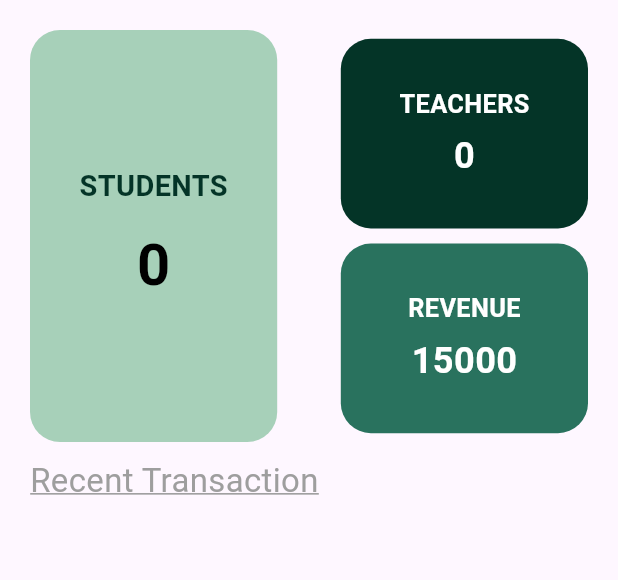
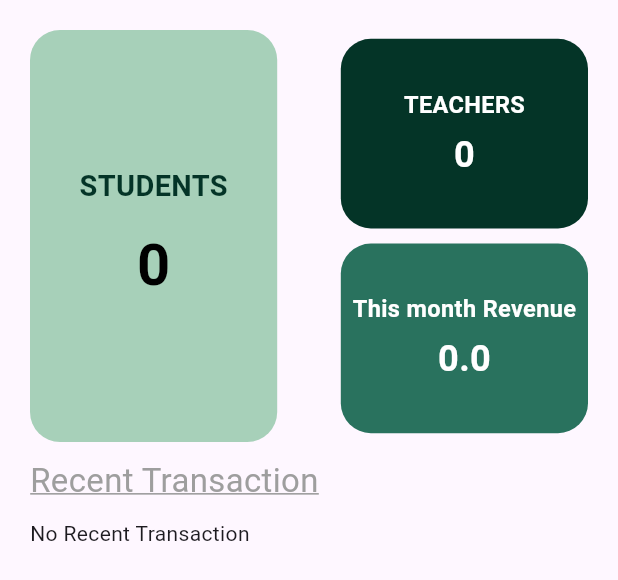
Before and after one commit to BijoyRaju/edulink, a Flutter app: the AdminOverview widget shown alone on an empty page, opened directly, on a phone screen of 412 x 824 dp. Shown: the top 580 px of the screen. Run offline on Flutter 3.47's test engine with Material 3 defaults, Android fonts, the phone set to English and light mode, and no system bars; our stand-ins replace cloud_firestore, firebase_auth, firebase_core, fl_chart, flutter_screenutil, shared_preferences and 1 more; missing offline and left inert: razorpay_flutter, stream_chat_flutter; accounts and stored records are empty.

Commit message:
Added Payment module

```diff
--- a/lib/controller/fee_controller.dart
+++ b/lib/controller/fee_controller.dart
@@ -6,9 +6,11 @@ class FeeController extends ChangeNotifier{
   final FeeService _feeService = FeeService();
   List<FeeModel> studentFees = [];
   List<FeeModel> pendingFees = [];
+  List<FeeModel> recentTransactions = [];
   bool isLoading = false;
   String errorMessage = "";
   FeeModel? selectedFee;
+  double monthlyRevenue = 0;
 
   // Fetch Fees for student
   Future<void> fetchFees(String studentId)async{
@@ -188,4 +190,28 @@ Future<void> fetchFeesForStudents(List<String> studentIds) async {
     }
   }
 
+  // Fetch This month revenue
+  Future<void> fetchThisMonthRevenue() async {
+  isLoading = true;
+  notifyListeners();
+  try {
+    monthlyRevenue = await _feeService.getThisMonthRevenue();
+  } catch (e) {
+    errorMessage = e.toString();
+  } finally {
+    isLoading = false;
+    notifyListeners();
+  }
 }
+
+// Fetch Recent Transaction
+  Future<void> loadRecentTransactions() async {
+    try{
+      recentTransactions = await _feeService.fetchRecentTransactions();
+      notifyListeners();
+    }catch(e){
+      errorMessage = e.toString();
+    }
+  }
+
+}
--- a/lib/services/fee_service.dart
+++ b/lib/services/fee_service.dart
@@ -1,5 +1,4 @@
 import 'dart:developer';
-
 import 'package:cloud_firestore/cloud_firestore.dart';
 import 'package:edu_link/model/fee_model.dart';
 
@@ -91,7 +90,49 @@ class FeeService {
   }
 }
 
+// Revenue this Month
+  Future<double> getThisMonthRevenue() async {
+    try {
+      final now = DateTime.now();
+      final startOfMonth = DateTime(now.year, now.month, 1);
+      final startOfNextMonth = DateTime(now.year, now.month + 1, 1);
 
+      final query = await _firestore
+            .collection(_collection)
+            .where("status", isEqualTo: "Paid")
+            .where("paid_on", isGreaterThanOrEqualTo: Timestamp.fromDate(startOfMonth))
+            .where("paid_on", isLessThan: Timestamp.fromDate(startOfNextMonth))
+            .get();
 
+      final paidDocs = query.docs.where((doc) => doc["status"] == "Paid");
+
+      double total = 0;
+      for (var doc in paidDocs) {
+        final data = doc.data();
+        total += (data["amount"] as num).toDouble();
+      }
+
+      return total;
+    } catch (e) {
+      log("Error Fetching Monthly revenue: $e");
+      throw Exception("Error fetching monthly revenue: $e");
+    }
+  }
+
+  // Recent Transaction
+  Future<List<FeeModel>> fetchRecentTransactions() async {
+    try {
+      final snapshot = await _firestore
+          .collection(_collection)
+          .where("status", isEqualTo: "Paid")
+          .orderBy("paid_on", descending: true)
+          .limit(5)
+          .get();
+
+      return snapshot.docs.map((doc) => FeeModel.fromMap(doc.data())).toList();
+    } catch (e) {
+      throw Exception("Error fetching recent transactions: $e");
+    }
+  }
 
 }
--- a/lib/view/home/admin_tabs/admin_overview.dart
+++ b/lib/view/home/admin_tabs/admin_overview.dart
@@ -21,9 +21,10 @@ class _AdminOverviewState extends State<AdminOverview> {
 
     Future.microtask(() async {
       final studentController = Provider.of<StudentController>(context, listen: false);
+      final now = DateTime.now();
       final feeController = Provider.of<FeeController>(context, listen: false);
-      final now = DateTime.now();
-
+      feeController.fetchThisMonthRevenue();
+      feeController.loadRecentTransactions();
       for (var student in studentController.students) {
         await feeController.ensureMonthlyFee(student.studentId, now.year, now.month);
       }
@@ -34,9 +35,21 @@ class _AdminOverviewState extends State<AdminOverview> {
   Widget build(BuildContext context) {
     final teacherController = Provider.of<TeacherController>(context);
     final studentController = Provider.of<StudentController>(context);
+    final feeController = Provider.of<FeeController>(context);
 
     final totalTeacher = teacherController.teacher.length;
     final totalStudents = studentController.students.length;
+    final totalRevenue = feeController.monthlyRevenue.toString();
+
+    String getStudentName(String studentId) {
+    if(studentController.students.isEmpty){
+        return "No student found";
+      }
+    final student = studentController.students.firstWhere(
+      (s) => s.studentId == studentId,
+    );
+    return student.name ?? "Unknow Teacher";
+  }
 
     return Padding(
       padding: const EdgeInsets.all(20.0),
@@ -65,12 +78,12 @@ class _AdminOverviewState extends State<AdminOverview> {
                         "$totalTeacher"
                       ),
                       SizedBox(height: 10.h),
-                      homeScreenContainerTwo(
+                      homeScreenContainerTheree(
                         115.sp,
                         150.sp,
                         const Color(0xFF29725E),
-                        "REVENUE",
-                        "15000"
+                        "This month Revenue",
+                        totalRevenue
                       ),
                     ],
                   ),
@@ -85,11 +98,44 @@ class _AdminOverviewState extends State<AdminOverview> {
                   color: Colors.grey,
                   decorationColor: Colors.grey
                 ),
-              )
+              ),
+              SizedBox(height: 10.h),
+              Builder(
+                builder: (_) {
+                  if (feeController.isLoading) {
+                    return const Center(child: CircularProgressIndicator());
+                  }
+
+                  if (feeController.errorMessage.isNotEmpty) {
+                    return Center(
+                      child: Text(
+                        "Error: ${feeController.errorMessage}",
+                        style: const TextStyle(color: Colors.red),
+                      ),
+                    );
+                  }
+
+                  if (feeController.recentTransactions.isEmpty) {
+                    return const Text("No Recent Transaction");
+                  }
+
+                  return Column(
+                    children: feeController.recentTransactions.map((fee) {
+                      return recentTransactionCard(
+                        studentName: getStudentName(fee.studentId),
+                        paymentMethod: fee.paymentMethod ?? "N/A",
+                        amount: fee.amount,
+                      );
+                    }).toList(),
+                  );
+                },
+              ),
             ],
           ),
         ],
       ),
     );
+
   }
+
 }
--- a/lib/view/home/admin_tabs/student_tab.dart
+++ b/lib/view/home/admin_tabs/student_tab.dart
@@ -2,6 +2,7 @@ import 'package:edu_link/controller/student_controller.dart';
 import 'package:edu_link/view/student/add_student_screen.dart';
 import 'package:edu_link/view/student/student_view_screen.dart';
 import 'package:edu_link/widgets/common/common.dart';
+import 'package:edu_link/widgets/common/list_shimmer.dart';
 import 'package:edu_link/widgets/home/home_widget.dart';
 import 'package:flutter/material.dart';
 import 'package:flutter_screenutil/flutter_screenutil.dart';
@@ -32,7 +33,7 @@ class _StudentTabState extends State<StudentTab> {
       body: Consumer<StudentController>(
         builder: (context,studentController,child){
           if(studentController.isLoading){
-            return const Center(child: CircularProgressIndicator());
+            return const ListShimmer();
           }if(studentController.students.isEmpty){
             return const Center(child: Text("No Students found"));
           }if(studentController.errorMessage != null){
--- a/lib/view/home/admin_tabs/teacher_list_screen.dart
+++ b/lib/view/home/admin_tabs/teacher_list_screen.dart
@@ -1,5 +1,6 @@
 import 'package:edu_link/view/teacher/add_teacher_screen.dart';
 import 'package:edu_link/view/teacher/teacher_view_screen.dart';
+import 'package:edu_link/widgets/common/list_shimmer.dart';
 import 'package:edu_link/widgets/home/home_widget.dart';
 import 'package:flutter/material.dart';
 import 'package:provider/provider.dart';
@@ -30,7 +31,7 @@ class _TeacherListScreenState extends State<TeacherListScreen> {
       body: Consumer<TeacherController>(
         builder: (context, teacherController, child) {
           if (teacherController.isLoading) {
-            return const Center(child: CircularProgressIndicator());
+            return const ListShimmer();
           }
 
           if (teacherController.errorMessage != null) {
--- a/lib/view/home/teacher_tabs/teacher_student_tab.dart
+++ b/lib/view/home/teacher_tabs/teacher_student_tab.dart
@@ -2,6 +2,7 @@ import 'package:edu_link/controller/student_controller.dart';
 import 'package:edu_link/view/student/add_student_screen.dart';
 import 'package:edu_link/view/student/student_view_screen.dart';
 import 'package:edu_link/widgets/common/common.dart';
+import 'package:edu_link/widgets/common/list_shimmer.dart';
 import 'package:edu_link/widgets/home/home_widget.dart';
 import 'package:flutter/material.dart';
 import 'package:flutter_screenutil/flutter_screenutil.dart';
@@ -32,7 +33,7 @@ class _TeacherStudentTabState extends State<TeacherStudentTab> {
       body: Consumer<StudentController>(
         builder: (context,studentController,child){
           if(studentController.isLoading){
-            return const Center(child: CircularProgressIndicator());
+            return const ListShimmer();
           }if(studentController.students.isEmpty){
             return const Center(child: Text("No Students found"));
           }if(studentController.errorMessage != null){
--- a/lib/widgets/home/home_widget.dart
+++ b/lib/widgets/home/home_widget.dart
@@ -33,7 +33,26 @@ Widget homeScreenContainerTwo(double height,double width,Color colors,String tex
     child: Column(
       mainAxisAlignment: MainAxisAlignment.center,
       children: [
-        customText(text: text1,color: Colors.white,fontSize: 14.sp,fontWeight: FontWeight.bold),
+        customText(text: text1,color: Colors.white,fontSize: 13.sp,fontWeight: FontWeight.bold),
+        SizedBox(height: 5.h),
+        customText(text: text2,fontSize: 20.sp,fontWeight: FontWeight.bold,color: Colors.white)
+     ],
+    ),
+  );
+}
+
+Widget homeScreenContainerTheree(double height,double width,Color colors,String text1, var text2){
+  return Container(
+    height: height,
+    width: width,
+    decoration: BoxDecoration(
+      color: colors,
+      borderRadius: BorderRadius.circular(20),
+    ),
+    child: Column(
+      mainAxisAlignment: MainAxisAlignment.center,
+      children: [
+        customText(text: text1,color: Colors.white,fontSize: 13.sp,fontWeight: FontWeight.bold),
         SizedBox(height: 5.h),
         customText(text: text2,fontSize: 20.sp,fontWeight: FontWeight.bold,color: Colors.white)
      ],
@@ -286,3 +305,12 @@ Widget studentAttendanceContainer({required String present,required String absen
     ),
   );
 }
+
+Widget recentTransactionCard({required String studentName,required String paymentMethod,required double amount}){
+  return Card(
+    child: ListTile(
+    title: Text("Name : $studentName"),
+    subtitle: Text("Payment Method : $paymentMethod"),
+    trailing: Text("Amount : $amount"),
+  ));
+}
```
Also changed, not shown: lib/view/fee_payment/admin/fee_payment_admin_screen.dart (+16 -10 lines), lib/view/fee_payment/admin/payment_update_screen.dart (+8 -3 lines), lib/view/fee_payment/teacher/fee_payment_teacher_screen.dart (+24 -9 lines), 1 other file.
